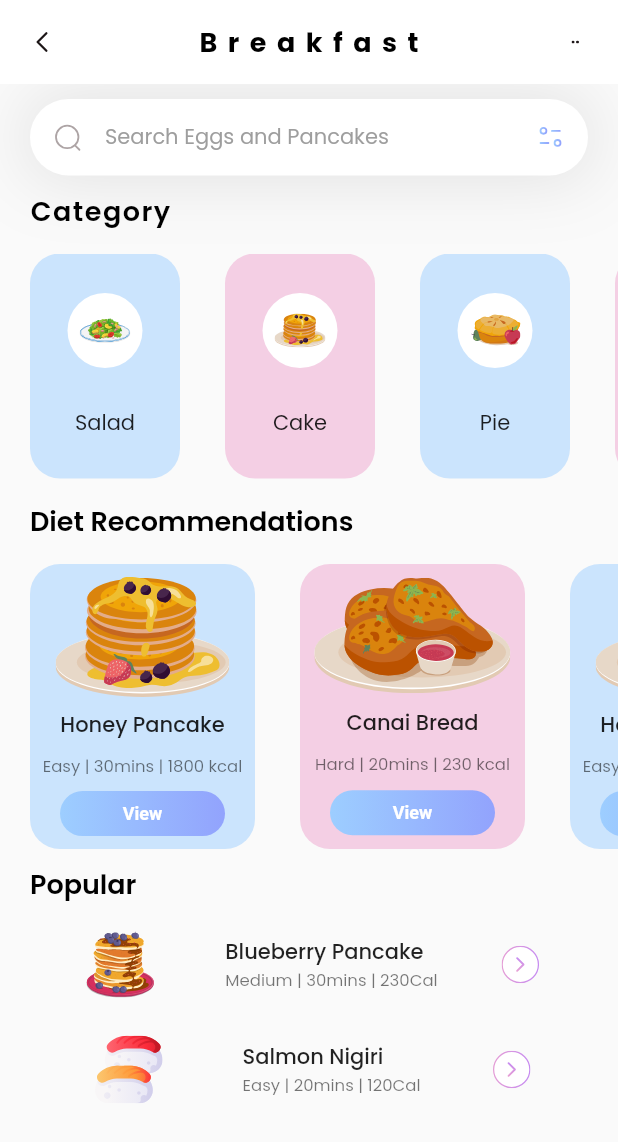
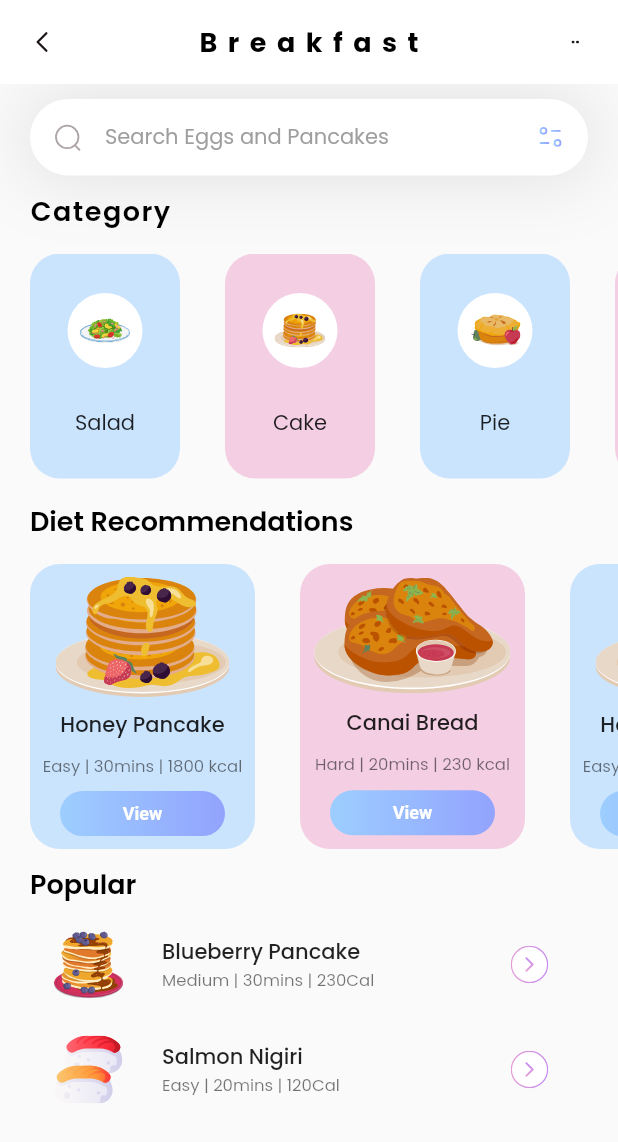
Before and after one commit to janaemam/Food-App-, a Flutter app: the screen it shows after launch, on a phone screen of 412 x 824 dp. Shown: the top 1142 px of the screen. Run offline on Flutter 3.47's test engine with Material 2 defaults, Android fonts, the phone set to English and light mode, and no system bars; our stand-ins replace flutter_svg.

Commit message:
Expanded Widget Added

```diff
--- a/lib/home.dart
+++ b/lib/home.dart
@@ -327,15 +327,19 @@ Column popular(){
               ),
               child: Row(
                 mainAxisAlignment: MainAxisAlignment.spaceEvenly,
-                children: [
-                  Padding(padding: const EdgeInsets.all(5),
+                children: <Widget> [
+                  Expanded(
+                    flex:2,
+                  child: Padding(padding: const EdgeInsets.all(5),
                   child: SvgPicture.asset(popularDiets[index].iconPath,
                     height: 45,
                     width: 45,
                   ),
                     ),
-
-                  Column(
+                  ),
+                  Expanded(
+                    flex: 4,
+                  child: Column(
                     mainAxisAlignment: MainAxisAlignment.center,
                     crossAxisAlignment: CrossAxisAlignment.start,
                     children: [
@@ -355,7 +359,11 @@ Column popular(){
                       )
                     ],
                   ),
-                  SvgPicture.asset('things/icons/button.svg', height: 25,)
+                  ),
+                  Expanded(
+                    flex:2,
+                  child: SvgPicture.asset('things/icons/button.svg', height: 25,)
+                  )
                 ],
               ),
             );
```
